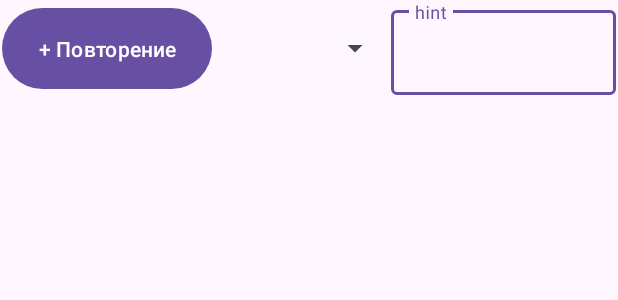
After one commit to NekichNet/GymCycle, an Android app: the layout activity_day_editing.xml on its own in the app's theme, with its tools: preview values and no code run, on a phone screen of 412 x 824 dp. The commit adds this screen. Shown: the top 300 px of the screen. Run offline under Robolectric (Android 15) with nearby library versions, the phone set to English and light mode, and no system bars.

Commit message:
27_03 progression

```diff
--- /dev/null
+++ b/app/src/main/res/layout/activity_day_editing.xml
@@ -0,0 +1,52 @@
+<?xml version="1.0" encoding="utf-8"?>
+<androidx.constraintlayout.widget.ConstraintLayout xmlns:android="http://schemas.android.com/apk/res/android"
+    xmlns:app="http://schemas.android.com/apk/res-auto"
+    xmlns:tools="http://schemas.android.com/tools"
+    android:layout_width="match_parent"
+    android:layout_height="match_parent">
+
+    <ScrollView
+        android:layout_width="409dp"
+        android:layout_height="729dp"
+        android:layout_marginStart="1dp"
+        android:layout_marginTop="1dp"
+        app:layout_constraintStart_toStartOf="parent"
+        app:layout_constraintTop_toTopOf="parent">
+
+        <LinearLayout
+            android:layout_width="match_parent"
+            android:layout_height="wrap_content"
+            android:orientation="vertical" >
+
+            <LinearLayout
+                android:layout_width="match_parent"
+                android:layout_height="match_parent"
+                android:orientation="horizontal">
+
+                <Button
+                    android:id="@+id/newRepeatButton"
+                    android:layout_width="wrap_content"
+                    android:layout_height="match_parent"
+                    android:text="@string/newRepeatButtonText" />
+
+                <Spinner
+                    android:id="@+id/measurmentList"
+                    android:layout_width="match_parent"
+                    android:layout_height="match_parent"
+                    android:layout_weight="1" />
+
+                <com.google.android.material.textfield.TextInputLayout
+                    android:layout_width="150dp"
+                    android:layout_height="match_parent">
+
+                    <com.google.android.material.textfield.TextInputEditText
+                        android:layout_width="match_parent"
+                        android:layout_height="match_parent"
+                        android:hint="hint" />
+                </com.google.android.material.textfield.TextInputLayout>
+
+            </LinearLayout>
+
+        </LinearLayout>
+    </ScrollView>
+</androidx.constraintlayout.widget.ConstraintLayout>
--- /dev/null
+++ b/app/src/main/res/layout/activity_week_editing.xml
@@ -0,0 +1,6 @@
+<?xml version="1.0" encoding="utf-8"?>
+<androidx.constraintlayout.widget.ConstraintLayout xmlns:android="http://schemas.android.com/apk/res/android"
+    android:layout_width="match_parent"
+    android:layout_height="match_parent">
+
+</androidx.constraintlayout.widget.ConstraintLayout>
--- /dev/null
+++ b/app/src/main/res/values/ru_lang.xml
@@ -0,0 +1,6 @@
+<?xml version="1.0" encoding="utf-8"?>
+<resources>
+    <string name="newDayButtonText">+ День тренировок</string>
+    <string name="newWeekButtonText">+ Неделя тренировок</string>
+    <string name="newRepeatButtonText">+ Повторение</string>
+</resources>
```
Also changed, not shown: app/src/main/res/layout/activity_days.xml (added, +38 -0 lines), app/src/main/res/layout/activity_main.xml (+56 -5 lines), app/src/main/res/layout/activity_weeks.xml (added, +38 -0 lines).
